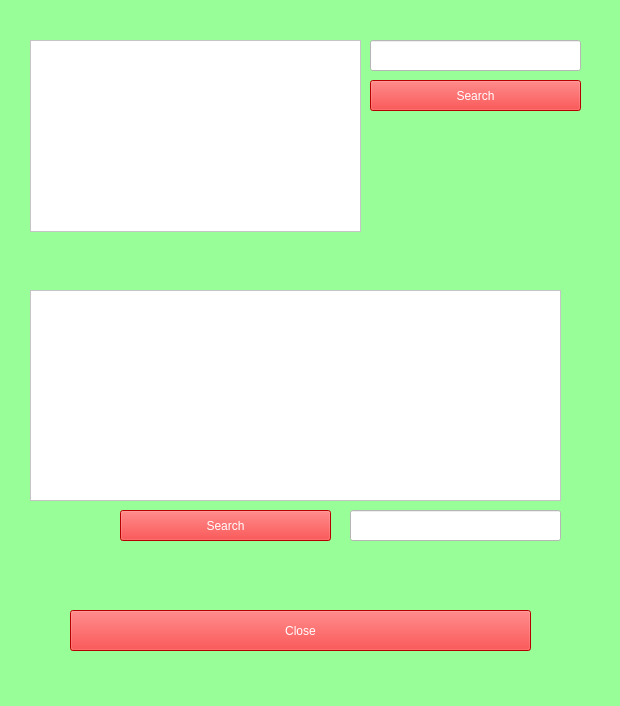
This is main.ui in francisganapin/Employee_Login as Qt 5 draws it before an edit. The edited form follows.
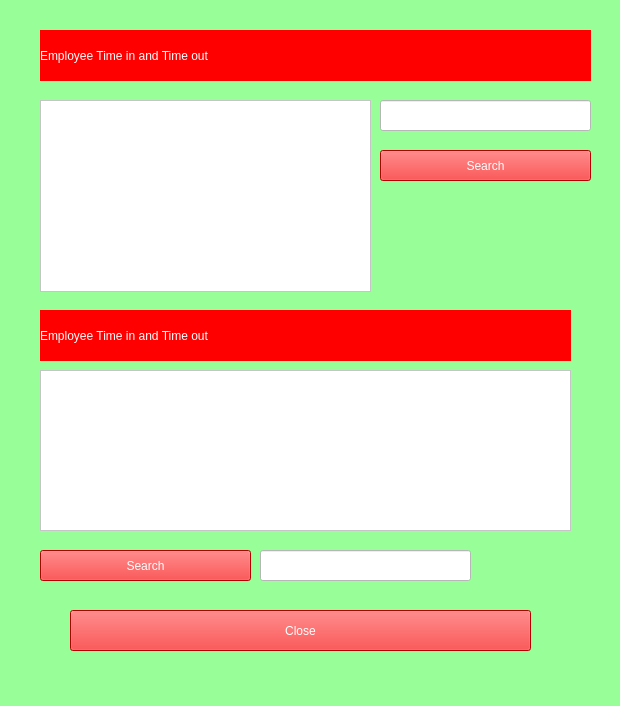
This is the edited form. The open tabs and pages were chosen to show the change.

What changed in the file:
```diff
--- a/main.ui
+++ b/main.ui
@@ -280,8 +280,8 @@
     <widget class="QTableView" name="tableView_2">
      <property name="geometry">
       <rect>
-       <x>30</x>
-       <y>40</y>
+       <x>40</x>
+       <y>100</y>
        <width>331</width>
        <height>192</height>
       </rect>
@@ -293,10 +293,10 @@
     <widget class="QTableView" name="tableView_3">
      <property name="geometry">
       <rect>
-       <x>30</x>
-       <y>290</y>
+       <x>40</x>
+       <y>370</y>
        <width>531</width>
-       <height>211</height>
+       <height>161</height>
       </rect>
      </property>
      <property name="styleSheet">
@@ -306,8 +306,8 @@
     <widget class="QLineEdit" name="employee_id_input_3">
      <property name="geometry">
       <rect>
-       <x>370</x>
-       <y>40</y>
+       <x>380</x>
+       <y>100</y>
        <width>211</width>
        <height>31</height>
       </rect>
@@ -319,8 +319,8 @@
     <widget class="QLineEdit" name="login_session_input">
      <property name="geometry">
       <rect>
-       <x>350</x>
-       <y>510</y>
+       <x>260</x>
+       <y>550</y>
        <width>211</width>
        <height>31</height>
       </rect>
@@ -332,8 +332,8 @@
     <widget class="QPushButton" name="submit_attendance_bt">
      <property name="geometry">
       <rect>
-       <x>370</x>
-       <y>80</y>
+       <x>380</x>
+       <y>150</y>
        <width>211</width>
        <height>31</height>
       </rect>
@@ -357,8 +357,8 @@
     <widget class="QPushButton" name="search_session_bt">
      <property name="geometry">
       <rect>
-       <x>120</x>
-       <y>510</y>
+       <x>40</x>
+       <y>550</y>
        <width>211</width>
        <height>31</height>
       </rect>
@@ -404,6 +404,42 @@
       <string>Close</string>
      </property>
     </widget>
+    <widget class="QLabel" name="label_11">
+     <property name="geometry">
+      <rect>
+       <x>40</x>
+       <y>30</y>
+       <width>551</width>
+       <height>51</height>
+      </rect>
+     </property>
+     <property name="styleSheet">
+      <string notr="true">Background-color:red;
+color:white;
+font: 16pt &quot;MS Shell Dlg 2&quot;;font: 20pt &quot;MS Shell Dlg 2&quot;;</string>
+     </property>
+     <property name="text">
+      <string>Employee Time in and Time out</string>
+     </property>
+    </widget>
+    <widget class="QLabel" name="label_12">
+     <property name="geometry">
+      <rect>
+       <x>40</x>
+       <y>310</y>
+       <width>531</width>
+       <height>51</height>
+      </rect>
+     </property>
+     <property name="styleSheet">
+      <string notr="true">Background-color:red;
+color:white;
+font: 16pt &quot;MS Shell Dlg 2&quot;;font: 20pt &quot;MS Shell Dlg 2&quot;;</string>
+     </property>
+     <property name="text">
+      <string>Employee Time in and Time out</string>
+     </property>
+    </widget>
    </widget>
    <widget class="QWidget" name="update_salary_page">
     <widget class="QLabel" name="label_43">
```
Left out of the diff: 2 changed lines with no effect on the pictures.
